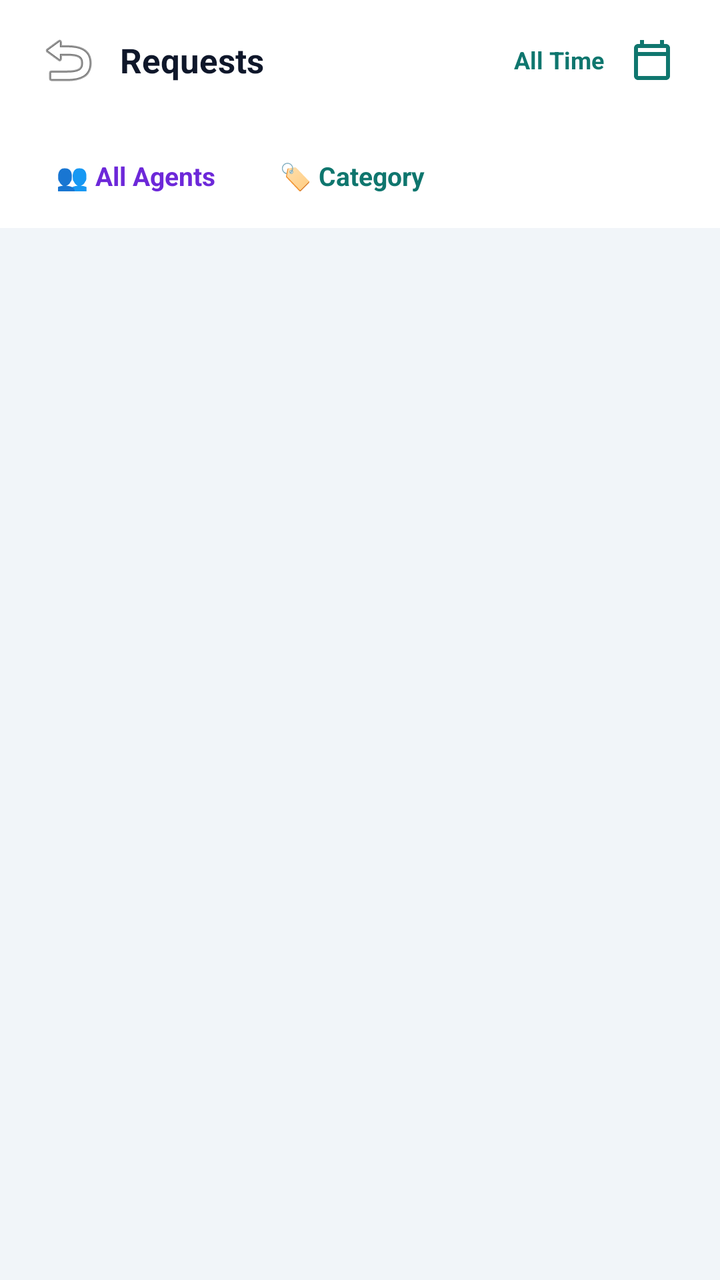
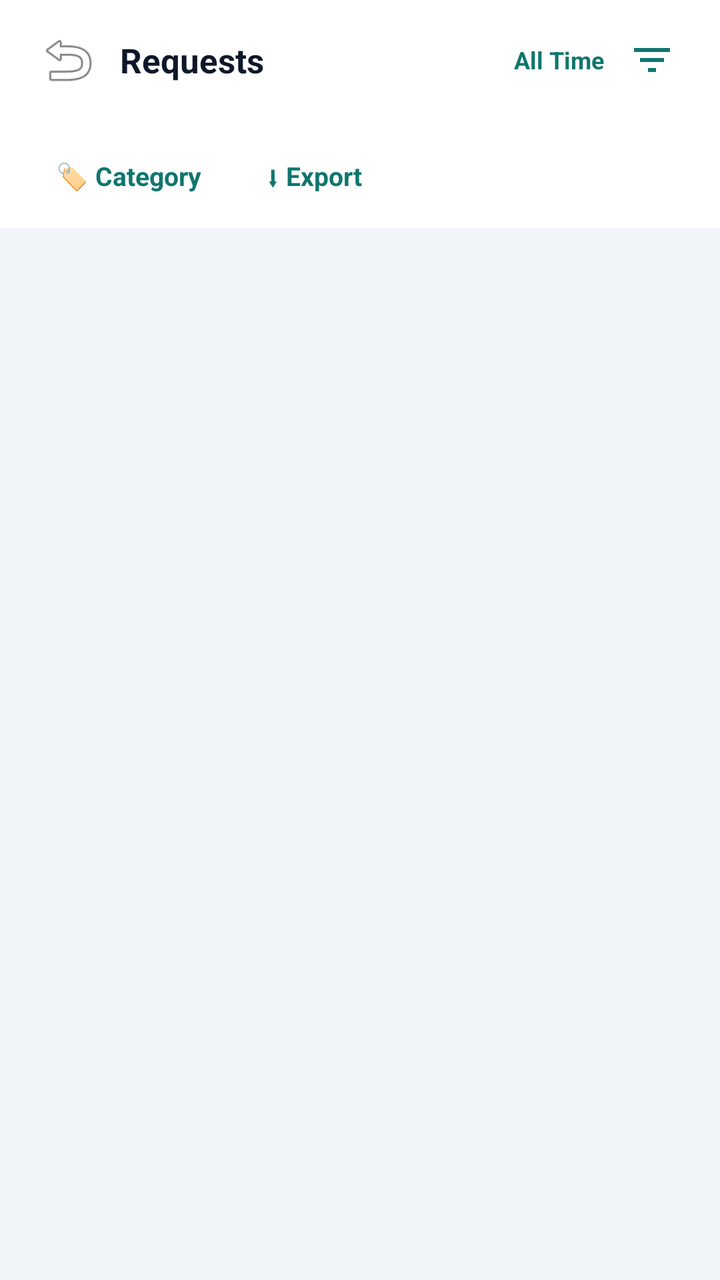

Screens rendered from an Android XML layout before and after an edit, with the pre-edit source and the edit as a unified diff.
<!-- AndroidManifest.xml: application theme Theme.DataBridge -->
<!-- res/layout/fragment_petty_cash_pending_settlement.xml -->
<?xml version="1.0" encoding="utf-8"?>
<FrameLayout
    xmlns:android="http://schemas.android.com/apk/res/android"
    xmlns:app="http://schemas.android.com/apk/res-auto"
    android:layout_width="match_parent"
    android:layout_height="match_parent">

    <FrameLayout
        android:layout_width="match_parent"
        android:layout_height="match_parent"
        android:background="#F1F5F9">

        <LinearLayout
            android:layout_width="match_parent"
            android:layout_height="match_parent"
            android:orientation="vertical">

            
            <LinearLayout
                android:layout_width="match_parent"
                android:layout_height="wrap_content"
                android:orientation="horizontal"
                android:gravity="center_vertical"
                android:paddingHorizontal="16dp"
                android:paddingVertical="12dp"
                android:background="#FFFFFF">

                <ImageButton
                    android:id="@+id/btnPcPendingBack"
                    android:layout_width="36dp"
                    android:layout_height="36dp"
                    android:src="@android:drawable/ic_menu_revert"
                    android:background="?attr/selectableItemBackgroundBorderless"
                    android:contentDescription="Back" />

                <TextView
                    android:id="@+id/tvPcPendingTitle"
                    android:layout_width="0dp"
                    android:layout_weight="1"
                    android:layout_height="wrap_content"
                    android:text="Requests"
                    android:textSize="17sp"
                    android:textStyle="bold"
                    android:textColor="#0F172A"
                    android:layout_marginStart="8dp" />

                <TextView
                    android:id="@+id/tvPcPendingRange"
                    android:layout_width="wrap_content"
                    android:layout_height="wrap_content"
                    android:text="All Time"
                    android:textSize="12sp"
                    android:textStyle="bold"
                    android:textColor="#0F766E"
                    android:paddingHorizontal="6dp" />

                <TextView
                    android:id="@+id/tvPcPendingRangeClear"
                    android:layout_width="28dp"
                    android:layout_height="28dp"
                    android:gravity="center"
                    android:text="✕"
                    android:textSize="13sp"
                    android:textStyle="bold"
                    android:textColor="#B91C1C"
                    android:background="?attr/selectableItemBackgroundBorderless"
                    android:visibility="gone" />

                <ImageButton
                    android:id="@+id/btnPcPendingCalendar"
                    android:layout_width="36dp"
                    android:layout_height="36dp"
                    android:src="@drawable/ic_calendar"
                    android:background="?attr/selectableItemBackgroundBorderless"
                    android:contentDescription="Filter by date" />
            </LinearLayout>

            
            <HorizontalScrollView
                android:layout_width="match_parent"
                android:layout_height="wrap_content"
                android:background="#FFFFFF"
                android:scrollbars="none"
                android:overScrollMode="ifContentScrolls">

                <LinearLayout
                    android:id="@+id/layoutPcPendingTabs"
                    android:layout_width="wrap_content"
                    android:layout_height="wrap_content"
                    android:orientation="horizontal"
                    android:paddingHorizontal="12dp"
                    android:paddingBottom="10dp" />
            </HorizontalScrollView>

            
            <LinearLayout
                android:layout_width="match_parent"
                android:layout_height="wrap_content"
                android:orientation="horizontal"
                android:gravity="center_vertical"
                android:background="#FFFFFF"
                android:paddingHorizontal="16dp"
                android:paddingBottom="8dp">

                <HorizontalScrollView
                    android:layout_width="0dp"
                    android:layout_weight="1"
                    android:layout_height="wrap_content"
                    android:scrollbars="none"
                    android:overScrollMode="ifContentScrolls">

                    <LinearLayout
                        android:layout_width="wrap_content"
                        android:layout_height="wrap_content"
                        android:orientation="horizontal"
                        android:gravity="center_vertical">

                        <TextView
                            android:id="@+id/tvPcPendingAgent"
                            android:layout_width="wrap_content"
                            android:layout_height="36dp"
                            android:gravity="center_vertical"
                            android:text="👥 All Agents"
                            android:textSize="13sp"
                            android:textStyle="bold"
                            android:textColor="#6D28D9"
                            android:background="@drawable/bg_pc_tab_inactive"
                            android:paddingHorizontal="12dp"
                            android:singleLine="true" />

                        <TextView
                            android:id="@+id/tvPcPendingCategory"
                            android:layout_width="wrap_content"
                            android:layout_height="36dp"
                            android:gravity="center_vertical"
                            android:text="🏷 Category"
                            android:textSize="13sp"
                            android:textStyle="bold"
                            android:textColor="#0F766E"
                            android:background="@drawable/bg_pc_tab_inactive"
                            android:paddingHorizontal="12dp"
                            android:layout_marginStart="8dp"
                            android:singleLine="true" />

                        <TextView
                            android:id="@+id/tvPcPendingSelectMode"
                            android:layout_width="wrap_content"
                            android:layout_height="36dp"
                            android:gravity="center_vertical"
                            android:text="☑ Select"
                            android:textSize="13sp"
                            android:textStyle="bold"
                            android:textColor="#059669"
                            android:paddingHorizontal="10dp"
                            android:visibility="gone"
                            android:singleLine="true" />

                        <TextView
                            android:id="@+id/tvPcPendingSelectAll"
                            android:layout_width="wrap_content"
                            android:layout_height="36dp"
                            android:gravity="center_vertical"
                            android:text="Select all"
                            android:textSize="13sp"
                            android:textStyle="bold"
                            android:textColor="#059669"
                            android:paddingHorizontal="10dp"
                            android:visibility="gone"
                            android:singleLine="true" />
                    </LinearLayout>
                </HorizontalScrollView>

                <TextView
                    android:id="@+id/tvPcPendingSummary"
                    android:layout_width="wrap_content"
                    android:layout_height="wrap_content"
                    android:gravity="end"
                    android:textSize="12sp"
                    android:textColor="#64748B"
                    android:paddingStart="8dp"
                    android:singleLine="true"
                    android:ellipsize="end" />
            </LinearLayout>

            <ProgressBar
                android:id="@+id/pbPcPendingLoading"
                android:layout_width="wrap_content"
                android:layout_height="wrap_content"
                android:layout_gravity="center"
                android:layout_marginTop="60dp"
                android:visibility="gone" />

            <LinearLayout
                android:id="@+id/layoutPcPendingError"
                android:layout_width="match_parent"
                android:layout_height="wrap_content"
                android:orientation="vertical"
                android:gravity="center"
                android:padding="24dp"
                android:visibility="gone">

                <TextView
                    android:id="@+id/tvPcPendingError"
                    android:layout_width="wrap_content"
                    android:layout_height="wrap_content"
                    android:textColor="#B91C1C"
                    android:gravity="center" />

                <Button
                    android:id="@+id/btnPcPendingRetry"
                    android:layout_width="wrap_content"
                    android:layout_height="wrap_content"
                    android:layout_marginTop="12dp"
                    android:text="Retry"
                    android:textAllCaps="false" />
            </LinearLayout>

            <ScrollView
                android:id="@+id/scrollPcPendingList"
                android:layout_width="match_parent"
                android:layout_height="0dp"
                android:layout_weight="1"
                android:fillViewport="true"
                android:clipToPadding="false"
                android:paddingBottom="16dp">

                <LinearLayout
                    android:id="@+id/layoutPcPendingList"
                    android:layout_width="match_parent"
                    android:layout_height="wrap_content"
                    android:orientation="vertical"
                    android:paddingHorizontal="16dp"
                    android:paddingTop="12dp" />
            </ScrollView>

            
            <LinearLayout
                android:id="@+id/layoutPcBulkBar"
                android:layout_width="match_parent"
                android:layout_height="wrap_content"
                android:orientation="horizontal"
                android:gravity="center_vertical"
                android:background="#FFFFFF"
                android:elevation="8dp"
                android:paddingHorizontal="16dp"
                android:paddingVertical="10dp"
                android:visibility="gone">

                <TextView
                    android:id="@+id/tvPcBulkSummary"
                    android:layout_width="0dp"
                    android:layout_weight="1"
                    android:layout_height="wrap_content"
                    android:textSize="13sp"
                    android:textStyle="bold"
                    android:textColor="#0F172A" />

                <TextView
                    android:id="@+id/btnPcBulkCancel"
                    android:layout_width="wrap_content"
                    android:layout_height="40dp"
                    android:gravity="center"
                    android:text="Cancel"
                    android:textSize="13sp"
                    android:textStyle="bold"
                    android:textColor="#374151"
                    android:backgroundTint="#F3F4F6"
                    android:paddingHorizontal="14dp"
                    android:layout_marginEnd="8dp" />

                <TextView
                    android:id="@+id/btnPcBulkUpdate"
                    android:layout_width="wrap_content"
                    android:layout_height="40dp"
                    android:gravity="center"
                    android:text="Update"
                    android:textSize="13sp"
                    android:textStyle="bold"
                    android:textColor="#FFFFFF"
                    android:background="@drawable/bg_action_button_green"
                    android:paddingHorizontal="18dp" />
            </LinearLayout>

        </LinearLayout>
    </FrameLayout>
</FrameLayout>
<!-- resources referenced by this layout -->
<resources>
  <!-- drawable bg_action_button_green (drawable) -->
  <?xml version="1.0" encoding="utf-8"?>
  <shape xmlns:android="http://schemas.android.com/apk/res/android" android:shape="rectangle">
      <corners android:radius="8dp" />
      <gradient
          android:startColor="#10b981"
          android:endColor="#059669"
          android:angle="135" />
  </shape>
  <!-- drawable bg_pc_tab_inactive (drawable) -->
  <?xml version="1.0" encoding="utf-8"?>
  <shape xmlns:android="http://schemas.android.com/apk/res/android"
      android:shape="rectangle">
      <solid android:color="#00000000" />
      <corners android:radius="10dp" />
  </shape>
  <!-- drawable ic_calendar (drawable) -->
  <vector xmlns:android="http://schemas.android.com/apk/res/android"
      android:width="24dp"
      android:height="24dp"
      android:viewportWidth="24"
      android:viewportHeight="24">
      <path
          android:fillColor="#0F766E"
          android:pathData="M19,4h-1L18,2h-2v2L8,4L8,2L6,2v2L5,4c-1.11,0 -1.99,0.9 -1.99,2L3,20c0,1.1 0.89,2 2,2h14c1.1,0 2,-0.9 2,-2L21,6c0,-1.1 -0.9,-2 -2,-2zM19,20L5,20L5,10h14v10zM5,8L5,6h14v2L5,8z" />
  </vector>
  <style name="Theme.DataBridge" parent="Theme.MaterialComponents.DayNight.NoActionBar">
      <item name="colorPrimary">#00d4ff</item>
      <item name="colorPrimaryVariant">#16213e</item>
      <item name="colorOnPrimary">#ffffff</item>
      <item name="colorSecondary">#00d4ff</item>
      <item name="android:statusBarColor">#1a1a2e</item>
  </style>
</resources>

<!-- the commit's change to res/layout/fragment_petty_cash_pending_settlement.xml (unified diff, before → after) -->
@@ -1,9 +1,11 @@
 <?xml version="1.0" encoding="utf-8"?>
-<FrameLayout
+<androidx.drawerlayout.widget.DrawerLayout
     xmlns:android="http://schemas.android.com/apk/res/android"
     xmlns:app="http://schemas.android.com/apk/res-auto"
+    android:id="@+id/drawerPcPending"
     android:layout_width="match_parent"
-    android:layout_height="match_parent">
+    android:layout_height="match_parent"
+    android:background="#F1F5F9">
 
     <FrameLayout
         android:layout_width="match_parent"
@@ -67,12 +69,13 @@
                     android:visibility="gone" />
 
                 <ImageButton
-                    android:id="@+id/btnPcPendingCalendar"
+                    android:id="@+id/btnPcPendingFilter"
                     android:layout_width="36dp"
                     android:layout_height="36dp"
-                    android:src="@drawable/ic_calendar"
+                    android:src="@drawable/ic_filter_24"
                     android:background="?attr/selectableItemBackgroundBorderless"
-                    android:contentDescription="Filter by date" />
+                    android:contentDescription="Filters"
+                    android:tint="#0F766E" />
             </LinearLayout>
 
             
@@ -114,19 +117,6 @@
                         android:layout_height="wrap_content"
                         android:orientation="horizontal"
                         android:gravity="center_vertical">
-
-                        <TextView
-                            android:id="@+id/tvPcPendingAgent"
-                            android:layout_width="wrap_content"
-                            android:layout_height="36dp"
-                            android:gravity="center_vertical"
-                            android:text="👥 All Agents"
-                            android:textSize="13sp"
-                            android:textStyle="bold"
-                            android:textColor="#6D28D9"
-                            android:background="@drawable/bg_pc_tab_inactive"
-                            android:paddingHorizontal="12dp"
-                            android:singleLine="true" />
 
                         <TextView
                             android:id="@+id/tvPcPendingCategory"
@@ -134,6 +124,19 @@
                             android:layout_height="36dp"
                             android:gravity="center_vertical"
                             android:text="🏷 Category"
+                            android:textSize="13sp"
+                            android:textStyle="bold"
+                            android:textColor="#0F766E"
+                            android:background="@drawable/bg_pc_tab_inactive"
+                            android:paddingHorizontal="12dp"
+                            android:singleLine="true" />
+
+                        <TextView
+                            android:id="@+id/tvPcPendingExport"
+                            android:layout_width="wrap_content"
+                            android:layout_height="36dp"
+                            android:gravity="center_vertical"
+                            android:text="⬇ Export"
                             android:textSize="13sp"
                             android:textStyle="bold"
                             android:textColor="#0F766E"
@@ -283,4 +286,169 @@
 
         </LinearLayout>
     </FrameLayout>
-</FrameLayout>
+
+    
+    <LinearLayout
+        android:layout_width="300dp"
+        android:layout_height="match_parent"
+        android:layout_gravity="end"
+        android:orientation="vertical"
+        android:background="#FFFFFF">
+
+        <LinearLayout
+            android:layout_width="match_parent"
+            android:layout_height="wrap_content"
+            android:orientation="horizontal"
+            android:gravity="center_vertical"
+            android:padding="16dp">
+
+            <TextView
+                android:layout_width="0dp"
+                android:layout_weight="1"
+                android:layout_height="wrap_content"
+                android:text="Filters"
+                android:textSize="17sp"
+                android:textStyle="bold"
+                android:textColor="#0F172A" />
+
+            <TextView
+                android:id="@+id/tvPcPendingDrawerReset"
+                android:layout_width="wrap_content"
+                android:layout_height="wrap_content"
+                android:text="Reset"
+                android:textSize="13sp"
+                android:textStyle="bold"
+                android:textColor="#B91C1C"
+                android:padding="8dp" />
+        </LinearLayout>
+
+        <ScrollView
+            android:layout_width="match_parent"
+            android:layout_height="0dp"
+            android:layout_weight="1">
+
+            <LinearLayout
+                android:layout_width="match_parent"
+                android:layout_height="wrap_content"
+                android:orientation="vertical"
+                android:paddingHorizontal="16dp"
+                android:paddingBottom="16dp">
+
+                <TextView
+                    android:layout_width="match_parent"
+                    android:layout_height="wrap_content"
+                    android:text="Date"
+                    android:textSize="13sp"
+                    android:textStyle="bold"
+                    android:textColor="#0F172A"
+                    android:paddingTop="8dp"
+                    android:paddingBottom="4dp" />
+
+                <TextView
+                    android:id="@+id/tvPcPendingDrawerDateState"
+                    android:layout_width="match_parent"
+                    android:layout_height="wrap_content"
+                    android:text="Any date"
+                    android:textSize="13sp"
+                    android:textColor="#0F766E"
+                    android:paddingBottom="6dp" />
+
+                <LinearLayout
+                    android:layout_width="match_parent"
+                    android:layout_height="wrap_content"
+                    android:orientation="horizontal">
+
+                    <Button
+                        android:id="@+id/btnPcPendingDrawerRange"
+                        android:layout_width="0dp"
+                        android:layout_weight="1"
+                        android:layout_height="wrap_content"
+                        android:text="Range"
+                        android:textAllCaps="false"
+                        android:textSize="12sp" />
+
+                    <Button
+                        android:id="@+id/btnPcPendingDrawerBill"
+                        android:layout_width="0dp"
+                        android:layout_weight="1"
+                        android:layout_height="wrap_content"
+                        android:text="Bill cycle"
+                        android:textAllCaps="false"
+                        android:textSize="12sp" />
+
+                    <Button
+                        android:id="@+id/btnPcPendingDrawerMonth"
+                        android:layout_width="0dp"
+                        android:layout_weight="1"
+                        android:layout_height="wrap_content"
+                        android:text="Month"
+                        android:textAllCaps="false"
+                        android:textSize="12sp" />
+                </LinearLayout>
+
+                <Button
+                    android:id="@+id/btnPcPendingDrawerClearDate"
+                    android:layout_width="match_parent"
+                    android:layout_height="wrap_content"
+                    android:layout_marginTop="8dp"
+                    android:text="Clear date"
+                    android:textAllCaps="false"
+                    android:textSize="12sp" />
+
+                <TextView
+                    android:layout_width="match_parent"
+                    android:layout_height="wrap_content"
+                    android:text="Agents"
+                    android:textSize="13sp"
+                    android:textStyle="bold"
+                    android:textColor="#0F172A"
+                    android:paddingTop="12dp"
+                    android:paddingBottom="4dp" />
+
+                <LinearLayout
+                    android:id="@+id/layoutPcPendingDrawerAgents"
+                    android:layout_width="match_parent"
+                    android:layout_height="wrap_content"
+                    android:orientation="vertical" />
+
+                <TextView
+                    android:layout_width="match_parent"
+                    android:layout_height="wrap_content"
+                    android:text="Categories"
+                    android:textSize="13sp"
+                    android:textStyle="bold"
+                    android:textColor="#0F172A"
+                    android:paddingTop="12dp"
+                    android:paddingBottom="4dp" />
+
+                <LinearLayout
+                    android:id="@+id/layoutPcPendingDrawerCategories"
+                    android:layout_width="match_parent"
+                    android:layout_height="wrap_content"
+                    android:orientation="vertical" />
+            </LinearLayout>
+        </ScrollView>
+
+        <Button
+            android:id="@+id/btnPcPendingDrawerApply"
+            android:layout_width="match_parent"
+            android:layout_height="wrap_content"
+            android:layout_marginStart="16dp"
+            android:layout_marginEnd="16dp"
+            android:layout_marginTop="16dp"
+            android:text="Show results"
+            android:textAllCaps="false" />
+
+        <Button
+            android:id="@+id/btnPcPendingDrawerExport"
+            android:layout_width="match_parent"
+            android:layout_height="wrap_content"
+            android:layout_marginStart="16dp"
+            android:layout_marginEnd="16dp"
+            android:layout_marginTop="8dp"
+            android:layout_marginBottom="16dp"
+            android:text="⬇ Export current filter"
+            android:textAllCaps="false"
+            android:textSize="13sp" />
+    </LinearLayout>
+</androidx.drawerlayout.widget.DrawerLayout>
<!-- resource entries referenced after the edit -->
@@ -16,15 +16,15 @@
       <solid android:color="#00000000" />
       <corners android:radius="10dp" />
   </shape>
-  <!-- drawable ic_calendar (drawable) -->
+  <!-- drawable ic_filter_24 (drawable) -->
   <vector xmlns:android="http://schemas.android.com/apk/res/android"
       android:width="24dp"
       android:height="24dp"
       android:viewportWidth="24"
       android:viewportHeight="24">
       <path
-          android:fillColor="#0F766E"
-          android:pathData="M19,4h-1L18,2h-2v2L8,4L8,2L6,2v2L5,4c-1.11,0 -1.99,0.9 -1.99,2L3,20c0,1.1 0.89,2 2,2h14c1.1,0 2,-0.9 2,-2L21,6c0,-1.1 -0.9,-2 -2,-2zM19,20L5,20L5,10h14v10zM5,8L5,6h14v2L5,8z" />
+          android:fillColor="#FFFFFFFF"
+          android:pathData="M10,18h4v-2h-4v2zM3,6v2h18L21,6L3,6zM6,13h12v-2L6,11v2z" />
   </vector>
   <style name="Theme.DataBridge" parent="Theme.MaterialComponents.DayNight.NoActionBar">
       <item name="colorPrimary">#00d4ff</item>
